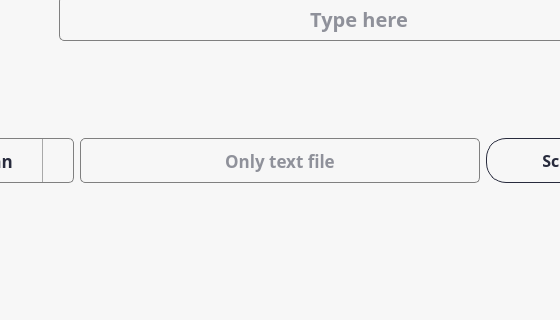
Qt form assets/ui/main.ui (NicasioTn/Windows-ISAN-Security-Gizmo-Box) before a commit; both pictures show x 301 to 861 and y 227 to 547 of the 1320 by 881 pixel window.
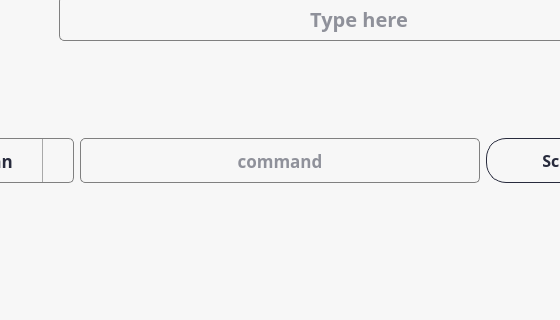
The same form after that commit. The open tabs and pages were chosen to show the change. Icons and pictures are not drawn.

The edit to the form file:
```diff
--- a/assets/ui/main.ui
+++ b/assets/ui/main.ui
@@ -4949,7 +4949,7 @@
                          <bool>true</bool>
                         </property>
                         <property name="placeholderText">
-                         <string>Only text file</string>
+                         <string>command</string>
                         </property>
                        </widget>
                       </item>
```
Left out of the diff: 3 changed lines with no effect on the pictures.
